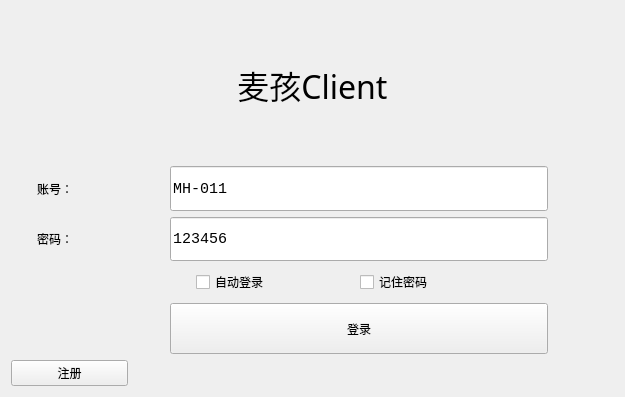
The window that subui/login.ui (17636191639/SneakerClient) describes before a commit, drawn with Qt 5.
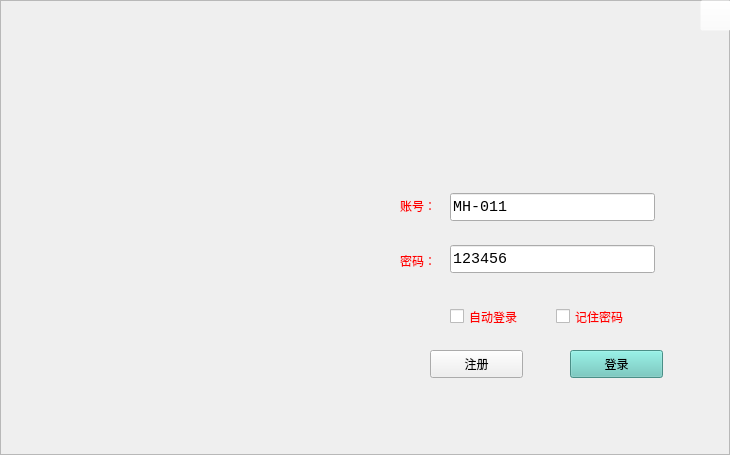
The same window after the commit. Icons and pictures are not drawn.

Patch:
```diff
--- a/subui/login.ui
+++ b/subui/login.ui
@@ -6,18 +6,42 @@
    <rect>
     <x>0</x>
     <y>0</y>
-    <width>625</width>
-    <height>397</height>
+    <width>730</width>
+    <height>455</height>
    </rect>
   </property>
   <property name="windowTitle">
    <string>Form</string>
   </property>
-  <layout class="QGridLayout" name="gridLayout_2">
-   <item row="0" column="0">
-    <layout class="QGridLayout" name="gridLayout">
-     <item row="11" column="0" colspan="2">
+  <widget class="QFrame" name="frame">
+   <property name="geometry">
+    <rect>
+     <x>0</x>
+     <y>0</y>
+     <width>730</width>
+     <height>455</height>
+    </rect>
+   </property>
+   <property name="styleSheet">
+    <string notr="true">QFrame#frame{
+border-image: url(:/icons/登录背景.png);
+}</string>
+   </property>
+   <property name="frameShape">
+    <enum>QFrame::StyledPanel</enum>
+   </property>
+   <property name="frameShadow">
+    <enum>QFrame::Raised</enum>
+   </property>
       <widget class="QPushButton" name="pb_signin">
+    <property name="geometry">
+     <rect>
+      <x>430</x>
+      <y>350</y>
+      <width>93</width>
+      <height>28</height>
+     </rect>
+    </property>
        <property name="sizePolicy">
         <sizepolicy hsizetype="Preferred" vsizetype="Preferred">
          <horstretch>0</horstretch>
@@ -28,185 +52,126 @@
         <string>注册</string>
        </property>
       </widget>
-     </item>
-     <item row="7" column="1">
-      <spacer name="verticalSpacer">
-       <property name="orientation">
-        <enum>Qt::Vertical</enum>
-       </property>
-       <property name="sizeType">
-        <enum>QSizePolicy::Fixed</enum>
-       </property>
-       <property name="sizeHint" stdset="0">
-        <size>
-         <width>20</width>
-         <height>30</height>
-        </size>
-       </property>
-      </spacer>
-     </item>
-     <item row="6" column="1">
-      <widget class="QLabel" name="label_3">
-       <property name="sizePolicy">
-        <sizepolicy hsizetype="Preferred" vsizetype="Preferred">
-         <horstretch>20</horstretch>
-         <verstretch>20</verstretch>
-        </sizepolicy>
-       </property>
-       <property name="text">
-        <string>密码：</string>
-       </property>
-      </widget>
-     </item>
-     <item row="7" column="6">
       <widget class="QCheckBox" name="cb_remember">
+    <property name="geometry">
+     <rect>
+      <x>556</x>
+      <y>307</y>
+      <width>91</width>
+      <height>19</height>
+     </rect>
+    </property>
+    <property name="styleSheet">
+     <string notr="true">color: rgb(255, 0, 0);
+font: 20 10pt &quot;微软雅黑&quot;;</string>
+    </property>
        <property name="text">
         <string>记住密码</string>
        </property>
       </widget>
-     </item>
-     <item row="5" column="0" rowspan="2">
-      <spacer name="verticalSpacer_7">
-       <property name="orientation">
-        <enum>Qt::Vertical</enum>
-       </property>
-       <property name="sizeType">
-        <enum>QSizePolicy::Fixed</enum>
-       </property>
-       <property name="sizeHint" stdset="0">
-        <size>
-         <width>20</width>
-         <height>95</height>
-        </size>
-       </property>
-      </spacer>
-     </item>
-     <item row="9" column="8">
-      <spacer name="verticalSpacer_4">
-       <property name="orientation">
-        <enum>Qt::Vertical</enum>
-       </property>
-       <property name="sizeType">
-        <enum>QSizePolicy::Fixed</enum>
-       </property>
-       <property name="sizeHint" stdset="0">
-        <size>
-         <width>20</width>
-         <height>45</height>
-        </size>
-       </property>
-      </spacer>
-     </item>
-     <item row="5" column="8">
-      <spacer name="horizontalSpacer_3">
-       <property name="orientation">
-        <enum>Qt::Horizontal</enum>
-       </property>
-       <property name="sizeHint" stdset="0">
-        <size>
-         <width>60</width>
-         <height>20</height>
-        </size>
-       </property>
-      </spacer>
-     </item>
-     <item row="5" column="1">
+   <widget class="QLabel" name="label_3">
+    <property name="geometry">
+     <rect>
+      <x>400</x>
+      <y>250</y>
+      <width>45</width>
+      <height>21</height>
+     </rect>
+    </property>
+    <property name="sizePolicy">
+     <sizepolicy hsizetype="Preferred" vsizetype="Preferred">
+      <horstretch>20</horstretch>
+      <verstretch>20</verstretch>
+     </sizepolicy>
+    </property>
+    <property name="styleSheet">
+     <string notr="true">color: rgb(255, 0, 0);
+font: 20 10pt &quot;微软雅黑&quot;;</string>
+    </property>
+    <property name="text">
+     <string>密码：</string>
+    </property>
+   </widget>
+   <widget class="QPushButton" name="pb_login">
+    <property name="enabled">
+     <bool>true</bool>
+    </property>
+    <property name="geometry">
+     <rect>
+      <x>570</x>
+      <y>350</y>
+      <width>93</width>
+      <height>28</height>
+     </rect>
+    </property>
+    <property name="sizePolicy">
+     <sizepolicy hsizetype="Preferred" vsizetype="Preferred">
+      <horstretch>0</horstretch>
+      <verstretch>0</verstretch>
+     </sizepolicy>
+    </property>
+    <property name="layoutDirection">
+     <enum>Qt::LeftToRight</enum>
+    </property>
+    <property name="styleSheet">
+     <string notr="true">background-color: rgb(103, 200, 189);</string>
+    </property>
+    <property name="text">
+     <string>登录</string>
+    </property>
+   </widget>
+   <widget class="QCheckBox" name="cb_autologin">
+    <property name="geometry">
+     <rect>
+      <x>450</x>
+      <y>307</y>
+      <width>101</width>
+      <height>19</height>
+     </rect>
+    </property>
+    <property name="styleSheet">
+     <string notr="true">color: rgb(255, 0, 0);
+font: 20 10pt &quot;微软雅黑&quot;;</string>
+    </property>
+    <property name="text">
+     <string>自动登录</string>
+    </property>
+   </widget>
       <widget class="QLabel" name="label_2">
+    <property name="geometry">
+     <rect>
+      <x>400</x>
+      <y>190</y>
+      <width>45</width>
+      <height>31</height>
+     </rect>
+    </property>
        <property name="sizePolicy">
         <sizepolicy hsizetype="Minimum" vsizetype="Minimum">
          <horstretch>20</horstretch>
          <verstretch>20</verstretch>
         </sizepolicy>
        </property>
+    <property name="styleSheet">
+     <string notr="true">color: rgb(255, 0, 0);
+font: 20 10pt &quot;微软雅黑&quot;;</string>
+    </property>
        <property name="text">
         <string>账号：</string>
        </property>
       </widget>
-     </item>
-     <item row="7" column="5">
-      <spacer name="horizontalSpacer_2">
-       <property name="orientation">
-        <enum>Qt::Horizontal</enum>
-       </property>
-       <property name="sizeType">
-        <enum>QSizePolicy::Fixed</enum>
-       </property>
-       <property name="sizeHint" stdset="0">
-        <size>
-         <width>60</width>
-         <height>20</height>
-        </size>
-       </property>
-      </spacer>
-     </item>
-     <item row="7" column="4">
-      <widget class="QCheckBox" name="cb_autologin">
-       <property name="text">
-        <string>自动登录</string>
-       </property>
-      </widget>
-     </item>
-     <item row="7" column="3">
-      <spacer name="horizontalSpacer_6">
-       <property name="orientation">
-        <enum>Qt::Horizontal</enum>
-       </property>
-       <property name="sizeType">
-        <enum>QSizePolicy::Fixed</enum>
-       </property>
-       <property name="sizeHint" stdset="0">
-        <size>
-         <width>20</width>
-         <height>20</height>
-        </size>
-       </property>
-      </spacer>
-     </item>
-     <item row="5" column="2">
-      <spacer name="horizontalSpacer">
-       <property name="orientation">
-        <enum>Qt::Horizontal</enum>
-       </property>
-       <property name="sizeHint" stdset="0">
-        <size>
-         <width>30</width>
-         <height>20</height>
-        </size>
-       </property>
-      </spacer>
-     </item>
-     <item row="6" column="3" colspan="5">
-      <widget class="QLineEdit" name="le_pswd">
-       <property name="sizePolicy">
-        <sizepolicy hsizetype="Expanding" vsizetype="Preferred">
-         <horstretch>20</horstretch>
-         <verstretch>20</verstretch>
-        </sizepolicy>
-       </property>
-       <property name="font">
-        <font>
-         <family>Consolas</family>
-         <pointsize>11</pointsize>
-         <weight>50</weight>
-         <bold>false</bold>
-        </font>
-       </property>
-       <property name="inputMask">
-        <string/>
-       </property>
-       <property name="text">
-        <string>123456</string>
-       </property>
-       <property name="placeholderText">
-        <string>密码</string>
-       </property>
-      </widget>
-     </item>
-     <item row="5" column="3" colspan="5">
       <widget class="QLineEdit" name="le_account">
        <property name="enabled">
         <bool>true</bool>
        </property>
+    <property name="geometry">
+     <rect>
+      <x>450</x>
+      <y>193</y>
+      <width>205</width>
+      <height>28</height>
+     </rect>
+    </property>
        <property name="sizePolicy">
         <sizepolicy hsizetype="Preferred" vsizetype="Preferred">
          <horstretch>20</horstretch>
@@ -256,60 +221,57 @@
         <bool>false</bool>
        </property>
       </widget>
-     </item>
-     <item row="9" column="3" rowspan="2" colspan="5">
-      <widget class="QPushButton" name="pb_login">
-       <property name="enabled">
-        <bool>true</bool>
+   <widget class="QLineEdit" name="le_pswd">
+    <property name="geometry">
+     <rect>
+      <x>450</x>
+      <y>245</y>
+      <width>205</width>
+      <height>28</height>
+     </rect>
        </property>
        <property name="sizePolicy">
         <sizepolicy hsizetype="Preferred" vsizetype="Preferred">
-         <horstretch>0</horstretch>
-         <verstretch>0</verstretch>
-        </sizepolicy>
-       </property>
-       <property name="layoutDirection">
-        <enum>Qt::LeftToRight</enum>
-       </property>
-       <property name="text">
-        <string>登录</string>
-       </property>
-      </widget>
-     </item>
-     <item row="1" column="0" rowspan="4" colspan="9">
-      <widget class="QLabel" name="label">
-       <property name="sizePolicy">
-        <sizepolicy hsizetype="Preferred" vsizetype="Fixed">
-         <horstretch>0</horstretch>
+      <horstretch>20</horstretch>
          <verstretch>20</verstretch>
         </sizepolicy>
        </property>
        <property name="font">
         <font>
-         <family>幼圆</family>
-         <pointsize>24</pointsize>
+      <family>Consolas</family>
+      <pointsize>11</pointsize>
          <weight>50</weight>
-         <italic>false</italic>
          <bold>false</bold>
         </font>
        </property>
+    <property name="inputMask">
+     <string/>
+    </property>
+    <property name="text">
+     <string>123456</string>
+    </property>
+    <property name="placeholderText">
+     <string>密码</string>
+    </property>
+   </widget>
+   <widget class="QPushButton" name="pushButton">
+    <property name="geometry">
+     <rect>
+      <x>700</x>
+      <y>0</y>
+      <width>31</width>
+      <height>31</height>
+     </rect>
+    </property>
        <property name="styleSheet">
-        <string notr="true">font: 24pt &quot;幼圆&quot;;</string>
+     <string notr="true">background-color: rgba(255, 255, 255, 0);
+border-image: url(:/icons/关闭.png);</string>
        </property>
        <property name="text">
-        <string>麦孩Client</string>
-       </property>
-       <property name="textFormat">
-        <enum>Qt::AutoText</enum>
-       </property>
-       <property name="alignment">
-        <set>Qt::AlignCenter</set>
-       </property>
-      </widget>
-     </item>
-    </layout>
-   </item>
-  </layout>
+     <string/>
+    </property>
+   </widget>
+  </widget>
  </widget>
  <resources/>
  <connections/>
```
Lines whose indentation alone changed are shown as unchanged.
